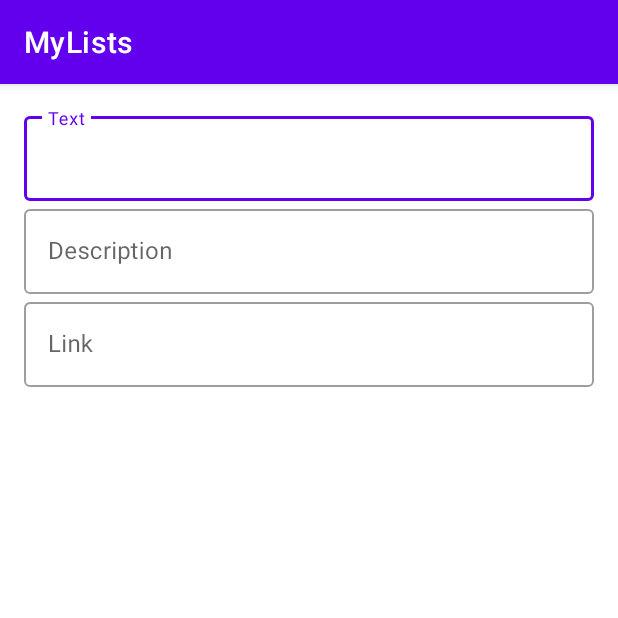
After one commit to paulio84/MyLists, an Android app: the fragment ItemFragment shown on its own in the app's theme, on a phone screen of 412 x 824 dp, the top half of it. The commit adds this screen. Run offline under Robolectric (Android 15) with nearby library versions, the phone set to English and light mode, and no system bars.

Commit message:
added fragments for the list of items and an individual item

```diff
--- a/app/build.gradle
+++ b/app/build.gradle
@@ -38,12 +38,13 @@ android {
 
 dependencies {
     def lifecycle_version = "2.3.0"
+    def fragment_version = "1.3.1"
 
     implementation "org.jetbrains.kotlin:kotlin-stdlib:$kotlin_version"
     implementation 'androidx.core:core-ktx:1.3.2'
     implementation 'androidx.appcompat:appcompat:1.2.0'
     implementation "androidx.lifecycle:lifecycle-viewmodel-ktx:$lifecycle_version"
-    implementation "androidx.activity:activity-ktx:1.2.1"
+    implementation "androidx.fragment:fragment-ktx:$fragment_version"
     implementation 'com.google.android.material:material:1.3.0'
     testImplementation 'junit:junit:4.+'
     androidTestImplementation 'androidx.test.ext:junit:1.1.2'
--- a/app/src/main/AndroidManifest.xml
+++ b/app/src/main/AndroidManifest.xml
@@ -11,7 +11,7 @@
         android:supportsRtl="true"
         android:theme="@style/Theme.MyLists">
 
-        <activity android:name=".MainActivity">
+        <activity android:name=".ui.MainActivity">
             <intent-filter>
                 <action android:name="android.intent.action.MAIN" />
                 <category android:name="android.intent.category.LAUNCHER" />
--- a/app/src/main/java/com/paulterry/apps/mylists/MainActivity.kt
+++ b/app/src/main/java/com/paulterry/apps/mylists/ui/MainActivity.kt
@@ -1,4 +1,4 @@
-package com.paulterry.apps.mylists
+package com.paulterry.apps.mylists.ui
 
 import android.os.Bundle
 import androidx.activity.viewModels
@@ -14,9 +14,6 @@ class MainActivity : AppCompatActivity() {
         super.onCreate(savedInstanceState)
 
         binding = ActivityMainBinding.inflate(layoutInflater)
-        val viewModel: MyListsViewModel by viewModels()
-        binding.listItemsRecyclerView.adapter = MyListsAdapter(viewModel.items)
-
         setContentView(binding.root)
     }
 }
--- /dev/null
+++ b/app/src/main/java/com/paulterry/apps/mylists/ui/fragments/ItemFragment.kt
@@ -0,0 +1,18 @@
+package com.paulterry.apps.mylists.ui.fragments
+
+import android.os.Bundle
+import android.view.LayoutInflater
+import android.view.View
+import android.view.ViewGroup
+import androidx.fragment.app.Fragment
+import com.paulterry.apps.mylists.R
+
+class ItemFragment : Fragment() {
+    override fun onCreateView(
+        inflater: LayoutInflater,
+        container: ViewGroup?,
+        savedInstanceState: Bundle?
+    ): View? {
+        return inflater.inflate(R.layout.fragment_item, container, false)
+    }
+}
--- /dev/null
+++ b/app/src/main/res/layout/fragment_item.xml
@@ -0,0 +1,50 @@
+<?xml version="1.0" encoding="utf-8"?>
+<LinearLayout xmlns:android="http://schemas.android.com/apk/res/android"
+    android:layout_width="match_parent"
+    android:layout_height="match_parent"
+    android:orientation="vertical"
+    android:padding="@dimen/medium_padding">
+
+    <com.google.android.material.textfield.TextInputLayout
+        android:id="@+id/itemTextContainer"
+        android:layout_width="match_parent"
+        android:layout_height="wrap_content"
+        android:hint="@string/text"
+        style="@style/Widget.MaterialComponents.TextInputLayout.OutlinedBox">
+
+        <com.google.android.material.textfield.TextInputEditText
+            android:id="@+id/itemTextEditText"
+            android:layout_width="match_parent"
+            android:layout_height="wrap_content" />
+
+    </com.google.android.material.textfield.TextInputLayout>
+
+    <com.google.android.material.textfield.TextInputLayout
+        android:id="@+id/itemDescriptionContainer"
+        android:layout_width="match_parent"
+        android:layout_height="wrap_content"
+        android:hint="@string/description"
+        style="@style/Widget.MaterialComponents.TextInputLayout.OutlinedBox">
+
+        <com.google.android.material.textfield.TextInputEditText
+            android:id="@+id/itemDescriptionEditText"
+            android:layout_width="match_parent"
+            android:layout_height="wrap_content" />
+
+    </com.google.android.material.textfield.TextInputLayout>
+
+    <com.google.android.material.textfield.TextInputLayout
+        android:id="@+id/itemLinkContainer"
+        android:layout_width="match_parent"
+        android:layout_height="wrap_content"
+        android:hint="@string/link"
+        style="@style/Widget.MaterialComponents.TextInputLayout.OutlinedBox">
+
+        <com.google.android.material.textfield.TextInputEditText
+            android:id="@+id/itemLinkEditText"
+            android:layout_width="match_parent"
+            android:layout_height="wrap_content" />
+
+    </com.google.android.material.textfield.TextInputLayout>
+
+</LinearLayout>
--- a/app/src/main/res/values/strings.xml
+++ b/app/src/main/res/values/strings.xml
@@ -1,4 +1,7 @@
 <resources>
     <string name="app_name">MyLists</string>
     <string name="add_item">Add Item</string>
+    <string name="text">Text</string>
+    <string name="description">Description</string>
+    <string name="link">Link</string>
 </resources>
```
Also changed, not shown: app/src/main/java/com/paulterry/apps/mylists/ui/fragments/ListFragment.kt (added, +18 -0 lines), app/src/main/res/layout/activity_main.xml (+0 -7 lines), app/src/main/res/layout/fragment_list.xml (added, +13 -0 lines).
